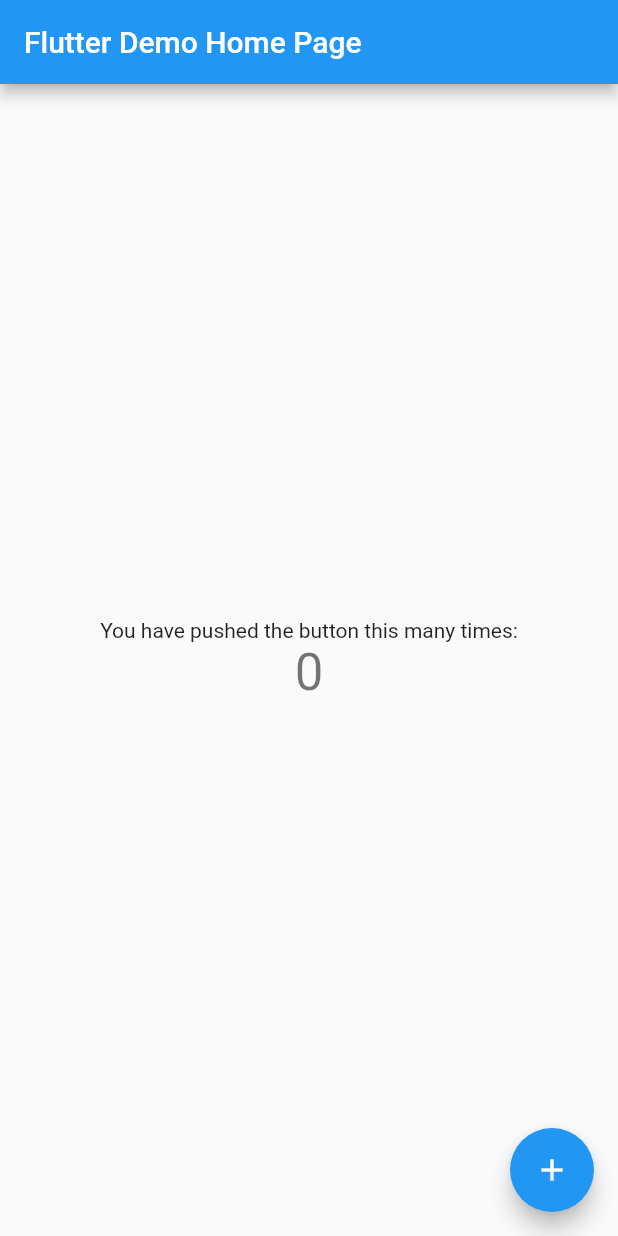
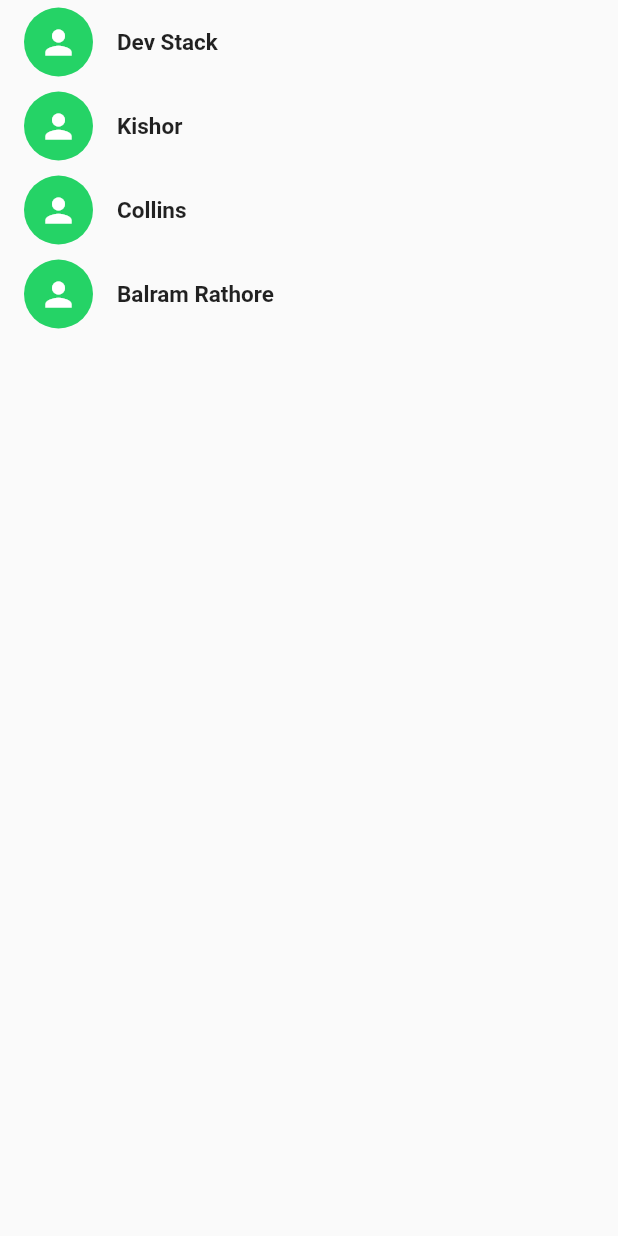
Before and after one commit to Mohsin222/chat_with_sockit, a Flutter app: the screen it shows after launch, on a phone screen of 412 x 824 dp. Run offline on Flutter 3.47's test engine with Material 2 defaults, Android fonts, the light colour scheme and no system bars; our stand-ins replace socket_io_client.

Commit message:
create half dummy login with fixed userr list

```diff
--- /dev/null
+++ b/lib/custom_ui/button_card.dart
@@ -0,0 +1,29 @@
+import 'package:flutter/material.dart';
+
+class ButtonCard extends StatelessWidget {
+  const ButtonCard({ this.name, this.icon}) ;
+  final String? name;
+  final IconData? icon;
+
+  @override
+  Widget build(BuildContext context) {
+    return ListTile(
+      leading: CircleAvatar(
+        radius: 23,
+        child: Icon(
+          icon,
+          size: 26,
+          color: Colors.white,
+        ),
+        backgroundColor: Color(0xFF25D366),
+      ),
+      title: Text(
+        name!,
+        style: TextStyle(
+          fontSize: 15,
+          fontWeight: FontWeight.bold,
+        ),
+      ),
+    );
+  }
+}
--- a/lib/main.dart
+++ b/lib/main.dart
@@ -1,4 +1,5 @@
 import 'package:chat_with_socket/chat_1.dart';
+import 'package:chat_with_socket/views/login_screen.dart';
 import 'package:flutter/material.dart';
 
 void main() {
@@ -25,7 +26,8 @@
         // is not restarted.
         primarySwatch: Colors.blue,
       ),
-      home: const MyHomePage(title: 'Flutter Demo Home Page'),
+      // home: const MyHomePage(title: 'Flutter Demo Home Page'),
+      home: LoginScreen(),
     );
   }
 }
--- /dev/null
+++ b/lib/model/chatmodel.dart
@@ -0,0 +1,20 @@
+class ChatModel {
+  String? name;
+  String? icon;
+  bool? isGroup;
+  String? time;
+  String? currentMessage;
+  String? status;
+  bool select = false;
+  int? id;
+  ChatModel({
+    this.name,
+    this.icon,
+    this.isGroup,
+    this.time,
+    this.currentMessage,
+    this.status,
+    this.select = false,
+    this.id,
+  });
+}
--- /dev/null
+++ b/lib/model/message_model.dart
@@ -0,0 +1,6 @@
+class MessageModel {
+  String? type;
+  String? message;
+  String? time;
+  MessageModel({this.message, this.type, this.time});
+}
--- /dev/null
+++ b/lib/views/login_screen.dart
@@ -0,0 +1,85 @@
+import 'package:chat_with_socket/custom_ui/button_card.dart';
+import 'package:chat_with_socket/model/chatmodel.dart';
+import 'package:flutter/material.dart';
+import 'package:flutter/src/widgets/framework.dart';
+import 'package:flutter/src/widgets/placeholder.dart';
+
+class LoginScreen extends StatefulWidget {
+  const LoginScreen({super.key});
+
+  @override
+  State<LoginScreen> createState() => _LoginScreenState();
+}
+
+class _LoginScreenState extends State<LoginScreen> {
+
+  ChatModel? sourceChat;
+  List<ChatModel> chatmodels = [
+    ChatModel(
+      name: "Dev Stack",
+      isGroup: false,
+      currentMessage: "Hi Everyone",
+      time: "4:00",
+      icon: "person.svg",
+      id: 1,
+    ),
+    ChatModel(
+      name: "Kishor",
+      isGroup: false,
+      currentMessage: "Hi Kishor",
+      time: "13:00",
+      icon: "person.svg",
+      id: 2,
+    ),
+
+    ChatModel(
+      name: "Collins",
+      isGroup: false,
+      currentMessage: "Hi Dev Stack",
+      time: "8:00",
+      icon: "person.svg",
+      id: 3,
+    ),
+
+    ChatModel(
+      name: "Balram Rathore",
+      isGroup: false,
+      currentMessage: "Hi Dev Stack",
+      time: "2:00",
+      icon: "person.svg",
+      id: 4,
+    ),
+
+    // ChatModel(
+    //   name: "NodeJs Group",
+    //   isGroup: true,
+    //   currentMessage: "New NodejS Post",
+    //   time: "2:00",
+    //   icon: "group.svg",
+    // ),
+  ];
+
+  @override
+  Widget build(BuildContext context) {
+    return  Scaffold(
+            body: ListView.builder(
+          itemCount: chatmodels.length,
+          itemBuilder: (contex, index) => InkWell(
+                onTap: () {
+                  sourceChat = chatmodels.removeAt(index);
+                  // Navigator.pushReplacement(
+                  //     context,
+                  //     MaterialPageRoute(
+                  //         builder: (builder) => Homescreen(
+                  //               chatmodels: chatmodels,
+                  //               sourchat: sourceChat,
+                  //             )));
+                },
+                child: ButtonCard(
+                  name: chatmodels[index].name,
+                  icon: Icons.person,
+                ),
+              )),
+    );
+  }
+}
```
